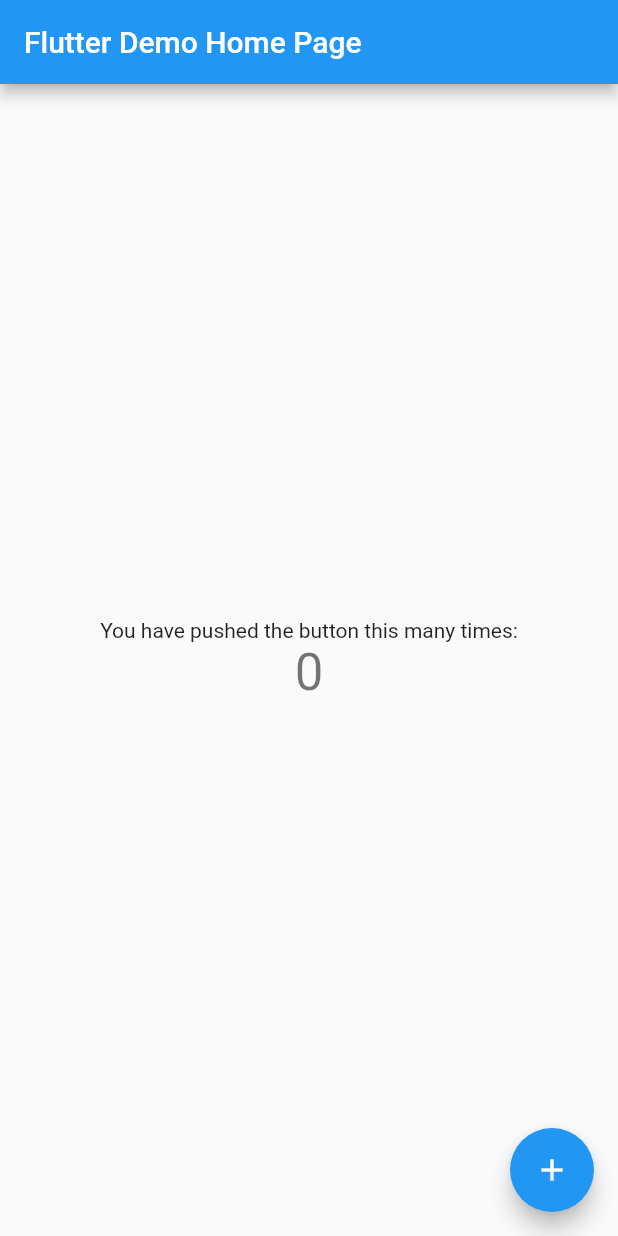
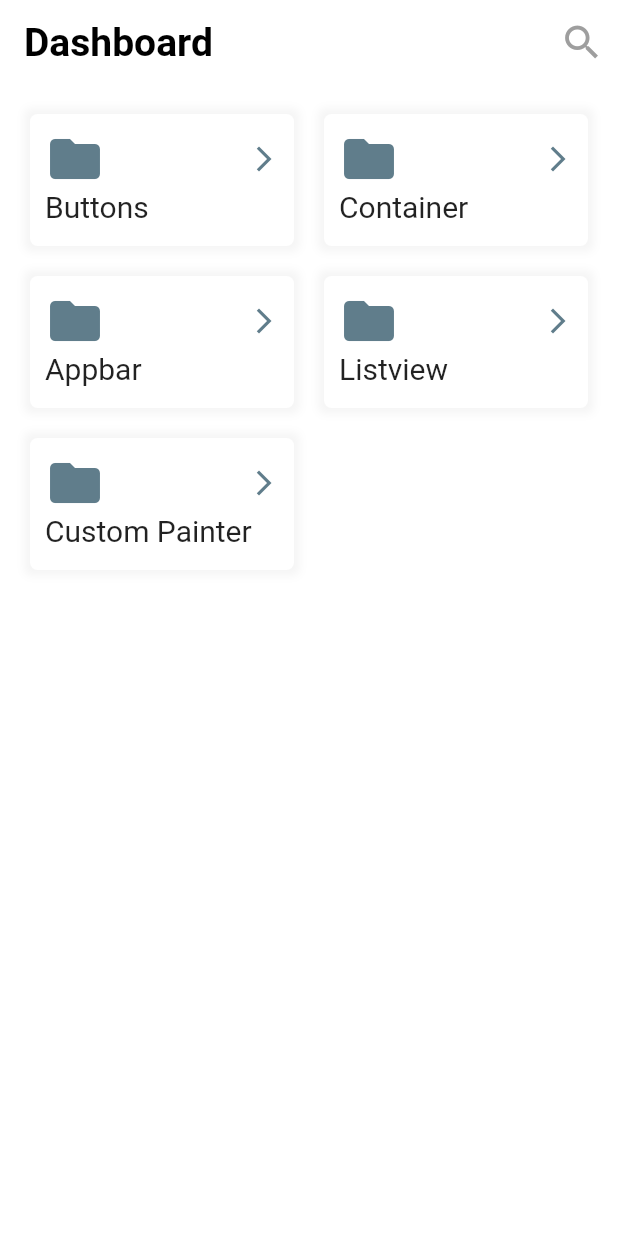
Before and after one commit to MadhanGannarapu/Flutter_lab, a Flutter app: the screen it shows after launch, on a phone screen of 412 x 824 dp. Run offline on Flutter 3.47's test engine with Material 2 defaults, Android fonts, the phone set to English and light mode, and no system bars.

Commit message:
designed home page

```diff
--- a/lib/main.dart
+++ b/lib/main.dart
@@ -1,4 +1,5 @@
 import 'package:flutter/material.dart';
+import 'package:flutter_lab/pages/home_page.dart';
 
 void main() {
   runApp(MyApp());
@@ -14,54 +15,7 @@ class MyApp extends StatelessWidget {
         primarySwatch: Colors.blue,
         visualDensity: VisualDensity.adaptivePlatformDensity,
       ),
-      home: MyHomePage(title: 'Flutter Demo Home Page'),
+      home: HomePage(),
     );
   }
 }
-
-class MyHomePage extends StatefulWidget {
-  MyHomePage({Key key, this.title}) : super(key: key);
-
-  final String title;
-
-  @override
-  _MyHomePageState createState() => _MyHomePageState();
-}
-
-class _MyHomePageState extends State<MyHomePage> {
-  int _counter = 0;
-
-  void _incrementCounter() {
-    setState(() {
-      _counter++;
-    });
-  }
-
-  @override
-  Widget build(BuildContext context) {
-    return Scaffold(
-      appBar: AppBar(
-        title: Text(widget.title),
-      ),
-      body: Center(
-        child: Column(
-          mainAxisAlignment: MainAxisAlignment.center,
-          children: <Widget>[
-            Text(
-              'You have pushed the button this many times:',
-            ),
-            Text(
-              '$_counter',
-              style: Theme.of(context).textTheme.headline4,
-            ),
-          ],
-        ),
-      ),
-      floatingActionButton: FloatingActionButton(
-        onPressed: _incrementCounter,
-        tooltip: 'Increment',
-        child: Icon(Icons.add),
-      ),
-    );
-  }
-}
--- /dev/null
+++ b/lib/pages/home_page.dart
@@ -0,0 +1,52 @@
+import 'package:flutter/material.dart';
+import 'package:flutter_lab/widgets/home_card.dart';
+
+class HomePage extends StatelessWidget {
+  @override
+  Widget build(BuildContext context) {
+    Color _black = Colors.black;
+    Color _white = Colors.white;
+    Color _grey = Colors.grey;
+
+    return Scaffold(
+      backgroundColor: _white,
+      appBar: AppBar(
+        backgroundColor: _white,
+        centerTitle: false,
+        elevation: 0,
+        title: Text(
+          'Dashboard',
+          style: TextStyle(
+            color: _black,
+            fontSize: 26,
+            fontWeight: FontWeight.w600,
+          ),
+        ),
+        actions: [
+          IconButton(
+            icon: Icon(
+              Icons.search,
+              color: _grey,
+              size: 30,
+            ),
+            onPressed: () {},
+          )
+        ],
+      ),
+      body: GridView.count(
+        crossAxisCount: 2,
+        childAspectRatio: 2,
+        padding: EdgeInsets.all(20),
+        crossAxisSpacing: 20,
+        mainAxisSpacing: 20,
+        children: [
+          HomeCard(title: 'Buttons'),
+          HomeCard(title: 'Container'),
+          HomeCard(title: 'Appbar'),
+          HomeCard(title: 'Listview'),
+          HomeCard(title: 'Custom Painter'),
+        ],
+      ),
+    );
+  }
+}
--- /dev/null
+++ b/lib/widgets/home_card.dart
@@ -0,0 +1,49 @@
+
+import 'package:flutter/material.dart';
+
+class HomeCard extends StatelessWidget {
+  final title;
+  const HomeCard({
+    Key key,
+    @required this.title,
+  }) : super(key: key);
+
+  @override
+  Widget build(BuildContext context) {
+    Color _blurColor = Colors.grey.withOpacity(0.1);
+    return Container(
+      decoration: BoxDecoration(
+        color: Colors.white,
+        borderRadius: BorderRadius.circular(5),
+        boxShadow: [
+          BoxShadow(color: _blurColor, spreadRadius: 4, blurRadius: 4),
+        ],
+      ),
+      padding: EdgeInsets.all(10),
+      child: Column(
+        crossAxisAlignment: CrossAxisAlignment.start,
+        children: [
+          Row(
+            mainAxisAlignment: MainAxisAlignment.spaceBetween,
+            children: [
+              Icon(
+                Icons.folder,
+                color: Colors.blueGrey,
+                size: 40,
+              ),
+              Icon(
+                Icons.arrow_forward_ios,
+                color: Colors.blueGrey,
+                size: 20,
+              )
+            ],
+          ),
+          Text(
+            title ?? '',
+            style: TextStyle(fontSize: 20),
+          )
+        ],
+      ),
+    );
+  }
+}
```
